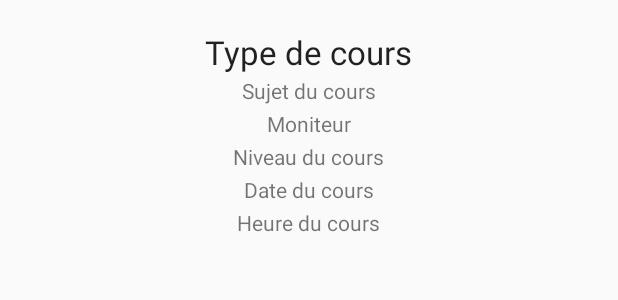
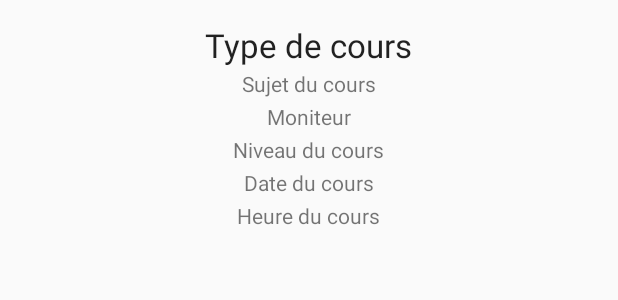
Before and after one commit to khrisys/Taaroaa, an Android app: the layout supervisor_cell.xml on its own in the app's theme, with its tools: preview values and no code run, on a phone screen of 412 x 824 dp. Shown: the top 300 px of the screen. Run offline under Robolectric (Android 15) with nearby library versions, the phone set to English and light mode, and no system bars.

Commit message:
requete des cours triés par niveau au demarrage de l'activité "courses supervisors". Affichage en top et bottom des cellules de cours seul ou multiples reglé. ref #22 fixes #14,#21,#29 githubkhrisys #14,#21,#29, #22
Signed-off-by: admin <khrisys@laposte.net>

```diff
--- a/app/src/main/java/fr/drochon/christian/taaroaa/course/CoursesPupilsActivity.java
+++ b/app/src/main/java/fr/drochon/christian/taaroaa/course/CoursesPupilsActivity.java
@@ -275,8 +275,6 @@ public class CoursesPupilsActivity extends BaseActivity implements AdapterCourse
         }
     }
 
-
-
     public void notifCompleteAccount() {
         AlertDialog.Builder adb = new AlertDialog.Builder(this);
         // ajouter une couleur à l'icon de warning
--- a/app/src/main/res/layout/activity_courses_supervisors.xml
+++ b/app/src/main/res/layout/activity_courses_supervisors.xml
@@ -45,7 +45,7 @@
 
         <ScrollView
             android:layout_width="match_parent"
-            android:layout_height="match_parent"
+            android:layout_height="wrap_content"
             android:id="@+id/scrollview_calendrier_supervisors">
 
 
@@ -53,7 +53,8 @@
                 android:id="@+id/recyclerViewCoursesSupervisors"
                 android:layout_width="match_parent"
                 android:layout_height="wrap_content"
-                android:layout_marginTop="20dp"
+                android:layout_marginTop="30dp"
+                android:layout_marginBottom="10dp"
                 android:layout_gravity="center_vertical|center_horizontal"/>
         </ScrollView>
     </LinearLayout>
--- a/app/src/main/res/layout/supervisor_cell.xml
+++ b/app/src/main/res/layout/supervisor_cell.xml
@@ -4,7 +4,6 @@
     android:id="@+id/list_supervisors_linear_layout"
     android:layout_width="match_parent"
     android:layout_height="wrap_content"
-    android:layout_marginBottom="10dp"
     android:orientation="vertical"
     xmlns:tools="http://schemas.android.com/tools">
 
@@ -13,7 +12,7 @@
         android:layout_width="wrap_content"
         android:layout_height="wrap_content"
         android:layout_gravity="center_horizontal"
-        android:layout_marginTop="20dp"
+        android:layout_marginTop="15dp"
         android:textAppearance="?android:attr/textAppearanceLarge"
         tools:text="Type de cours"/>
 
@@ -70,7 +69,10 @@
         android:layout_width="wrap_content"
         android:layout_height="wrap_content"
         android:layout_gravity="center_horizontal"
-        android:layout_margin="1dp"
+        android:layout_marginBottom="10dp"
+        android:layout_marginEnd="1dp"
+        android:layout_marginStart="1dp"
+        android:layout_marginTop="1dp"
         android:ellipsize="end"
         android:lines="1"
         android:textAppearance="?android:attr/textAppearanceSmall"
```
Also changed, not shown: app/src/main/java/fr/drochon/christian/taaroaa/course/CoursesSupervisorsActivity.java (+87 -21 lines).
